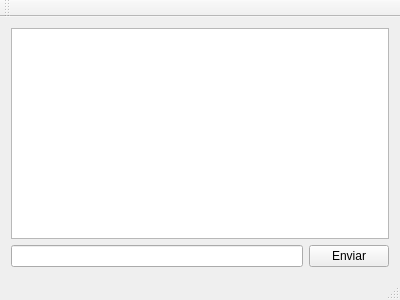
Before: the Qt Designer form mainwindow.ui in MacoChave/Proyecto1_SharedFiles-Client, drawn with Qt 5.
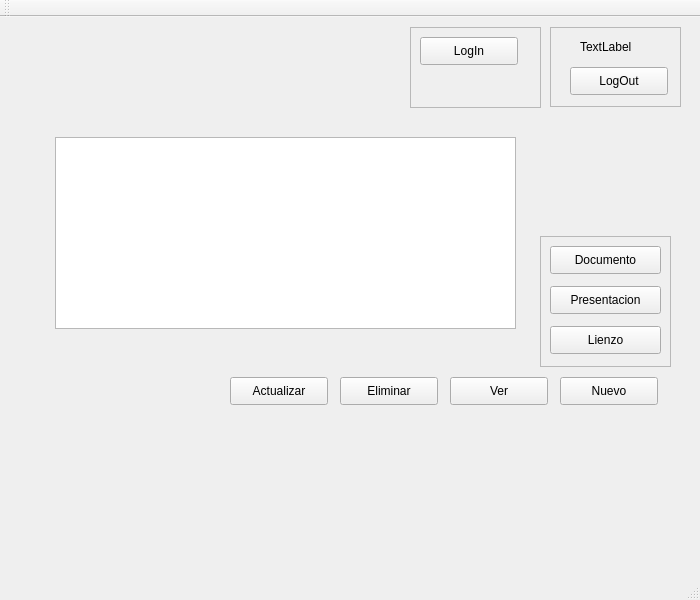
After: the same form once the commit is applied.

Commit message: Login, Logup y Logout reimplementados

```diff
--- a/mainwindow.ui
+++ b/mainwindow.ui
@@ -6,33 +6,202 @@
    <rect>
     <x>0</x>
     <y>0</y>
-    <width>400</width>
-    <height>300</height>
+    <width>700</width>
+    <height>600</height>
    </rect>
   </property>
   <property name="windowTitle">
    <string>Cliente</string>
   </property>
   <widget class="QWidget" name="centralWidget">
-   <layout class="QGridLayout" name="gridLayout">
-    <item row="0" column="0">
-     <widget class="QTextEdit" name="edtLog"/>
-    </item>
-    <item row="1" column="0">
-     <layout class="QHBoxLayout" name="horizontalLayout">
-      <item>
-       <widget class="QLineEdit" name="edtMensaje"/>
-      </item>
-      <item>
-       <widget class="QPushButton" name="btnMensaje">
-        <property name="text">
-         <string>Enviar</string>
-        </property>
-       </widget>
-      </item>
-     </layout>
-    </item>
-   </layout>
+   <widget class="QTableWidget" name="tblDocumentos">
+    <property name="geometry">
+     <rect>
+      <x>55</x>
+      <y>120</y>
+      <width>461</width>
+      <height>192</height>
+     </rect>
+    </property>
+   </widget>
+   <widget class="QFrame" name="frmLogin">
+    <property name="geometry">
+     <rect>
+      <x>410</x>
+      <y>10</y>
+      <width>131</width>
+      <height>81</height>
+     </rect>
+    </property>
+    <property name="frameShape">
+     <enum>QFrame::StyledPanel</enum>
+    </property>
+    <property name="frameShadow">
+     <enum>QFrame::Raised</enum>
+    </property>
+    <widget class="QPushButton" name="btnLogin">
+     <property name="geometry">
+      <rect>
+       <x>10</x>
+       <y>10</y>
+       <width>98</width>
+       <height>28</height>
+      </rect>
+     </property>
+     <property name="text">
+      <string>LogIn</string>
+     </property>
+    </widget>
+   </widget>
+   <widget class="QFrame" name="frmLogout">
+    <property name="geometry">
+     <rect>
+      <x>550</x>
+      <y>10</y>
+      <width>131</width>
+      <height>80</height>
+     </rect>
+    </property>
+    <property name="frameShape">
+     <enum>QFrame::StyledPanel</enum>
+    </property>
+    <property name="frameShadow">
+     <enum>QFrame::Raised</enum>
+    </property>
+    <widget class="QLabel" name="lblUsuario">
+     <property name="geometry">
+      <rect>
+       <x>30</x>
+       <y>10</y>
+       <width>81</width>
+       <height>20</height>
+      </rect>
+     </property>
+     <property name="text">
+      <string>TextLabel</string>
+     </property>
+    </widget>
+    <widget class="QPushButton" name="btnLogout">
+     <property name="geometry">
+      <rect>
+       <x>20</x>
+       <y>40</y>
+       <width>98</width>
+       <height>28</height>
+      </rect>
+     </property>
+     <property name="text">
+      <string>LogOut</string>
+     </property>
+    </widget>
+   </widget>
+   <widget class="QPushButton" name="btnNuevo">
+    <property name="geometry">
+     <rect>
+      <x>560</x>
+      <y>360</y>
+      <width>98</width>
+      <height>28</height>
+     </rect>
+    </property>
+    <property name="text">
+     <string>Nuevo</string>
+    </property>
+   </widget>
+   <widget class="QPushButton" name="btnVer">
+    <property name="geometry">
+     <rect>
+      <x>450</x>
+      <y>360</y>
+      <width>98</width>
+      <height>28</height>
+     </rect>
+    </property>
+    <property name="text">
+     <string>Ver</string>
+    </property>
+   </widget>
+   <widget class="QPushButton" name="btnEliminar">
+    <property name="geometry">
+     <rect>
+      <x>340</x>
+      <y>360</y>
+      <width>98</width>
+      <height>28</height>
+     </rect>
+    </property>
+    <property name="text">
+     <string>Eliminar</string>
+    </property>
+   </widget>
+   <widget class="QPushButton" name="btnActualizar">
+    <property name="geometry">
+     <rect>
+      <x>230</x>
+      <y>360</y>
+      <width>98</width>
+      <height>28</height>
+     </rect>
+    </property>
+    <property name="text">
+     <string>Actualizar</string>
+    </property>
+   </widget>
+   <widget class="QFrame" name="frmNuevo">
+    <property name="geometry">
+     <rect>
+      <x>540</x>
+      <y>219</y>
+      <width>131</width>
+      <height>131</height>
+     </rect>
+    </property>
+    <property name="frameShape">
+     <enum>QFrame::StyledPanel</enum>
+    </property>
+    <property name="frameShadow">
+     <enum>QFrame::Raised</enum>
+    </property>
+    <widget class="QPushButton" name="btnDocumento">
+     <property name="geometry">
+      <rect>
+       <x>10</x>
+       <y>10</y>
+       <width>111</width>
+       <height>28</height>
+      </rect>
+     </property>
+     <property name="text">
+      <string>Documento</string>
+     </property>
+    </widget>
+    <widget class="QPushButton" name="btnPresentacion">
+     <property name="geometry">
+      <rect>
+       <x>10</x>
+       <y>50</y>
+       <width>111</width>
+       <height>28</height>
+      </rect>
+     </property>
+     <property name="text">
+      <string>Presentacion</string>
+     </property>
+    </widget>
+    <widget class="QPushButton" name="btnLienzo">
+     <property name="geometry">
+      <rect>
+       <x>10</x>
+       <y>90</y>
+       <width>111</width>
+       <height>28</height>
+      </rect>
+     </property>
+     <property name="text">
+      <string>Lienzo</string>
+     </property>
+    </widget>
+   </widget>
   </widget>
   <widget class="QMenuBar" name="menuBar">
    <property name="geometry">
```
Left out of the diff: 2 changed lines with no effect on the pictures. The commit also changes 11 other files.
